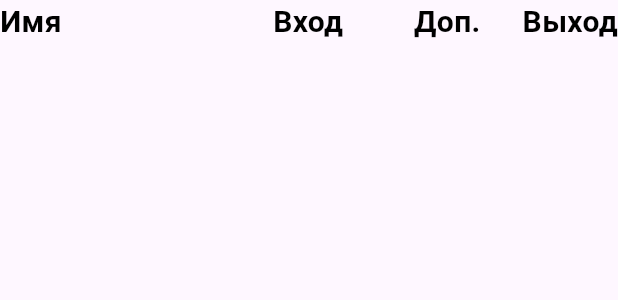
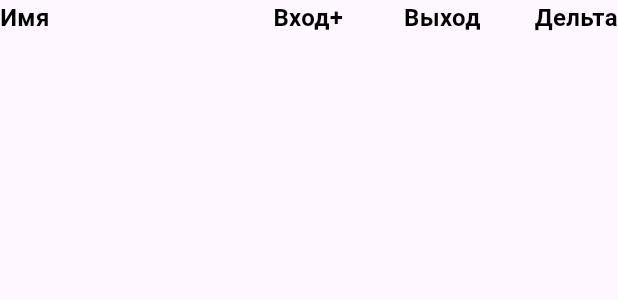
Before and after one commit to ZipS1/game-metrics-mobile-app, a Flutter app: the FinishedGamePlayerList widget shown alone on an empty page, opened directly with empty values, on a phone screen of 412 x 824 dp. Shown: the top 300 px of the screen. Run offline on Flutter 3.47's test engine with Material 3 defaults, Android fonts, the phone set to English and light mode, and no system bars; our stand-ins replace flutter_secure_storage; accounts and stored records are empty; network calls fail.

Commit message:
feat(game): add delta to finished page

```diff
--- a/lib/common/styles/text_styles.dart
+++ b/lib/common/styles/text_styles.dart
@@ -4,6 +4,14 @@ import 'package:game_metrics_mobile_app/common/colors.dart';
 TextStyle gmTitleTextStyle() {
   return const TextStyle(
     fontSize: 20,
+    color: gmTextColor,
+    fontWeight: FontWeight.bold,
+  );
+}
+
+TextStyle gmHeaderTextStyle() {
+  return const TextStyle(
+    fontSize: 16,
     color: gmTextColor,
     fontWeight: FontWeight.bold,
   );
@@ -23,7 +31,7 @@ TextStyle gmScoreTextStyle(Color scoreColor) {
 }
 
 TextStyle gmPointsTextStyle() {
-  return TextStyle(
+  return const TextStyle(
     fontSize: 16,
     fontWeight: FontWeight.bold,
     color: gmTextColor,
@@ -31,7 +39,7 @@ TextStyle gmPointsTextStyle() {
 }
 
 TextStyle gmMainPageDurationTextStyle() {
-  return TextStyle(
+  return const TextStyle(
     fontSize: 14,
     fontWeight: FontWeight.bold,
   );
--- a/lib/features/game/widgets/finished_game_player_list.dart
+++ b/lib/features/game/widgets/finished_game_player_list.dart
@@ -39,22 +39,22 @@ class FinishedGamePlayerList extends StatelessWidget {
         children: [
           Expanded(
             flex: 3,
-            child: Text('Имя', style: gmTitleTextStyle()),
+            child: Text('Имя', style: gmHeaderTextStyle()),
           ),
           Expanded(
             flex: 2,
-            child: Text('Вход',
-                style: gmTitleTextStyle(), textAlign: TextAlign.right),
-          ),
-          Expanded(
-            flex: 2,
-            child: Text('Доп.',
-                style: gmTitleTextStyle(), textAlign: TextAlign.right),
+            child: Text('Вход+',
+                style: gmHeaderTextStyle(), textAlign: TextAlign.right),
           ),
           Expanded(
             flex: 2,
             child: Text('Выход',
-                style: gmTitleTextStyle(), textAlign: TextAlign.right),
+                style: gmHeaderTextStyle(), textAlign: TextAlign.right),
+          ),
+          Expanded(
+            flex: 2,
+            child: Text('Дельта',
+                style: gmHeaderTextStyle(), textAlign: TextAlign.right),
           ),
         ],
       ),
--- a/lib/features/game/widgets/in_game_player_list.dart
+++ b/lib/features/game/widgets/in_game_player_list.dart
@@ -44,17 +44,17 @@ class InGamePlayerList extends StatelessWidget {
         children: [
           Expanded(
             flex: 3,
-            child: Text('Имя', style: gmTitleTextStyle()),
+            child: Text('Имя', style: gmHeaderTextStyle()),
           ),
           Expanded(
             flex: 2,
             child: Text('Вход',
-                style: gmTitleTextStyle(), textAlign: TextAlign.right),
+                style: gmHeaderTextStyle(), textAlign: TextAlign.right),
           ),
           Expanded(
             flex: 2,
             child: Text('Доп.',
-                style: gmTitleTextStyle(), textAlign: TextAlign.right),
+                style: gmHeaderTextStyle(), textAlign: TextAlign.right),
           ),
         ],
       ),
```
Also changed, not shown: lib/features/game/widgets/finished_game_player_row.dart (+14 -12 lines).
